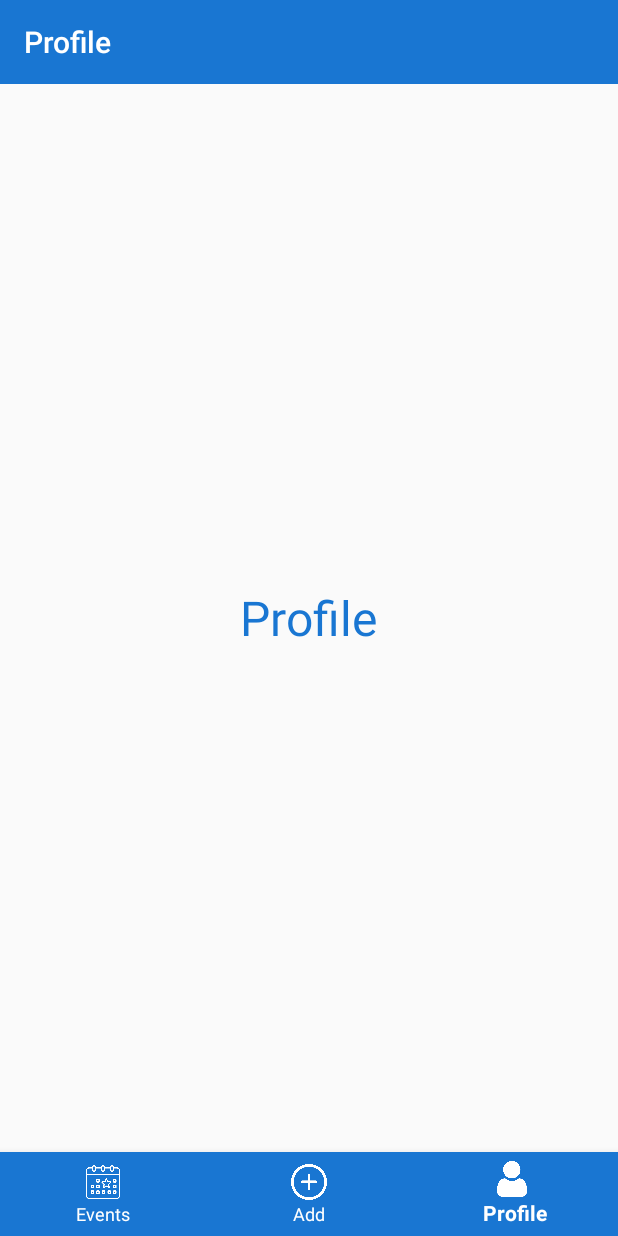
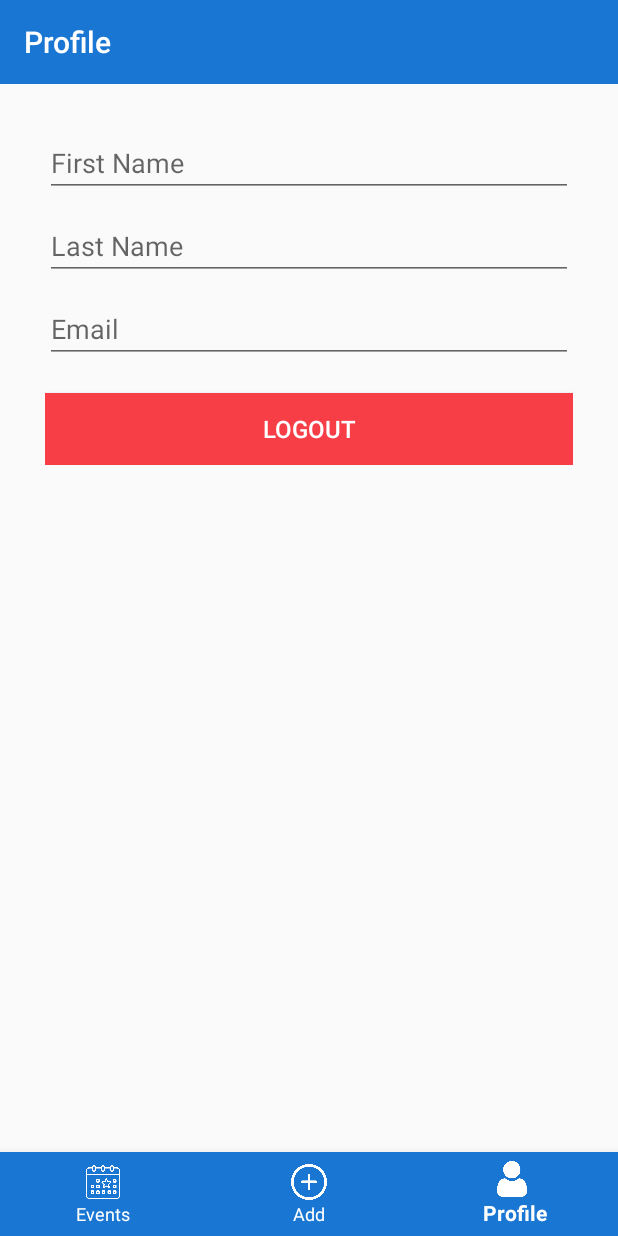
Before and after one commit to Haseeba393/event-log, an Android app: the screen it shows after launch once a user with an empty profile is signed in (Home), item 3 of the bottom bar chosen, on a phone screen of 412 x 824 dp. Run offline under Robolectric (Android 15) with nearby library versions, the phone set to English and light mode, and no system bars; our stand-ins replace Firebase (no records; nobody signed in at launch, a user with empty details on screens opened directly); 3 statements that could not run were skipped.

Commit message:
profile screen completed

```diff
--- a/app/src/main/java/com/example/eventlogging/fragments/Profile.java
+++ b/app/src/main/java/com/example/eventlogging/fragments/Profile.java
@@ -1,61 +1,45 @@
 package com.example.eventlogging.fragments;
 
+import android.content.Intent;
 import android.os.Bundle;
 
+import androidx.annotation.NonNull;
+import androidx.annotation.Nullable;
 import androidx.fragment.app.Fragment;
 
 import android.view.LayoutInflater;
 import android.view.View;
 import android.view.ViewGroup;
+import android.widget.Button;
+import android.widget.EditText;
+import android.widget.LinearLayout;
+import android.widget.ProgressBar;
+import android.widget.Toast;
 
+import com.example.eventlogging.Home;
+import com.example.eventlogging.MainActivity;
 import com.example.eventlogging.R;
+import com.google.firebase.auth.FirebaseAuth;
+import com.google.firebase.auth.FirebaseUser;
+import com.google.firebase.database.DataSnapshot;
+import com.google.firebase.database.DatabaseError;
+import com.google.firebase.database.DatabaseReference;
+import com.google.firebase.database.FirebaseDatabase;
+import com.google.firebase.database.ValueEventListener;
 
-/**
- * A simple {@link Fragment} subclass.
- * Use the {@link Profile#newInstance} factory method to
- * create an instance of this fragment.
- */
+import java.util.HashMap;
+
 public class Profile extends Fragment {
 
-    // TODO: Rename parameter arguments, choose names that match
-    // the fragment initialization parameters, e.g. ARG_ITEM_NUMBER
-    private static final String ARG_PARAM1 = "param1";
-    private static final String ARG_PARAM2 = "param2";
+    // Firebase
+    private FirebaseAuth mAuth;
 
-    // TODO: Rename and change types of parameters
-    private String mParam1;
-    private String mParam2;
-
-    public Profile() {
-        // Required empty public constructor
-    }
-
-    /**
-     * Use this factory method to create a new instance of
-     * this fragment using the provided parameters.
-     *
-     * @param param1 Parameter 1.
-     * @param param2 Parameter 2.
-     * @return A new instance of fragment Profile.
-     */
-    // TODO: Rename and change types and number of parameters
-    public static Profile newInstance(String param1, String param2) {
-        Profile fragment = new Profile();
-        Bundle args = new Bundle();
-        args.putString(ARG_PARAM1, param1);
-        args.putString(ARG_PARAM2, param2);
-        fragment.setArguments(args);
-        return fragment;
-    }
-
-    @Override
-    public void onCreate(Bundle savedInstanceState) {
-        super.onCreate(savedInstanceState);
-        if (getArguments() != null) {
-            mParam1 = getArguments().getString(ARG_PARAM1);
-            mParam2 = getArguments().getString(ARG_PARAM2);
-        }
-    }
+    private LinearLayout profileData;
+    private EditText profileFN;
+    private EditText profileLN;
+    private EditText profileEmail;
+    private Button logoutBtn;
+    private ProgressBar profileLoading;
 
     @Override
     public View onCreateView(LayoutInflater inflater, ViewGroup container,
@@ -63,4 +47,92 @@ public class Profile extends Fragment {
         // Inflate the layout for this fragment
         return inflater.inflate(R.layout.fragment_profile, container, false);
     }
+
+    @Override
+    public void onActivityCreated(@Nullable Bundle savedInstanceState) {
+        super.onActivityCreated(savedInstanceState);
+
+        // Initialize Firebase Auth
+        mAuth = FirebaseAuth.getInstance();
+
+        // Getting user data
+        _getUserData();
+
+        // Initializing Variables
+        profileData = getActivity().findViewById(R.id.profileData);
+        profileFN = getActivity().findViewById(R.id.profileFN);
+        profileLN = getActivity().findViewById(R.id.profileLN);
+        profileEmail = getActivity().findViewById(R.id.profileEmail);
+        logoutBtn = getActivity().findViewById(R.id.logoutBtn);
+        profileLoading = getActivity().findViewById(R.id.profileLoading);
+
+        // Logout Click Listener
+        logoutBtn.setOnClickListener(new View.OnClickListener() {
+            @Override
+            public void onClick(View v) {
+                //Calling Logout Function
+                _logginOut();
+            }
+        });
+
+    }
+
+    // Logout Method
+    public void _logginOut () {
+        mAuth.signOut();
+
+        Intent intent = new Intent(getActivity(), MainActivity.class);
+        intent.setFlags(Intent.FLAG_ACTIVITY_NEW_TASK | Intent.FLAG_ACTIVITY_CLEAR_TASK);
+
+        startActivity(intent);
+
+        // ending current acitivity
+        getActivity().finish();
+    }
+
+    // Fetching user data from firebase realtime database
+    public void _getUserData () {
+
+        try {
+            // Getting User UID
+            FirebaseUser firebaseUser = mAuth.getCurrentUser();
+            String UID = firebaseUser.getUid().toString();
+
+            // Making Database reference
+            String dbRef = "users/" + UID;
+            FirebaseDatabase database = FirebaseDatabase.getInstance();
+            DatabaseReference myRef = database.getReference(dbRef);
+
+            myRef.addValueEventListener(new ValueEventListener() {
+                @Override
+                public void onDataChange(DataSnapshot dataSnapshot) {
+                    // This method is called once with the initial value and again
+                    // whenever data at this location is updated.
+                    HashMap<String, Object> hashmap = (HashMap<String, Object>) dataSnapshot.getValue();
+
+                    // Populating Profile Fields
+                    String fn = hashmap.get("firstname").toString();
+                    String ln = hashmap.get("lastname").toString();
+                    String em = hashmap.get("email").toString();
+
+                    profileFN.setText(fn);
+                    profileLN.setText(ln);
+                    profileEmail.setText(em);
+
+                    // Changing visiblilties
+                    profileLoading.setVisibility(View.GONE);
+                    profileData.setVisibility(View.VISIBLE);
+                }
+
+                @Override
+                public void onCancelled(DatabaseError error) {
+                    // Failed to read value
+                    Toast.makeText(getActivity(),error.getMessage(),Toast.LENGTH_SHORT).show();
+                }
+            });
+        }
+        catch (Exception e){
+            Toast.makeText(getActivity(),e.getMessage(),Toast.LENGTH_SHORT).show();
+        }
+    } // getUserData is ending here
 }
--- a/app/src/main/res/layout/activity_home.xml
+++ b/app/src/main/res/layout/activity_home.xml
@@ -18,7 +18,9 @@
     <FrameLayout
         android:id="@+id/frame_container"
         android:layout_width="match_parent"
-        android:layout_height="match_parent" />
+        android:layout_height="match_parent"
+        android:layout_below="@+id/toolbar"
+        />
 
     <com.google.android.material.bottomnavigation.BottomNavigationView
         android:id="@+id/bottomNavigation"
@@ -29,6 +31,7 @@
         android:layout_alignParentBottom="true"
         app:itemIconTint="@color/whiteColor"
         app:itemTextColor="@color/whiteColor"
+        android:layout_above="@+id/frame_container"
         />
 
 </RelativeLayout>
--- a/app/src/main/res/layout/fragment_profile.xml
+++ b/app/src/main/res/layout/fragment_profile.xml
@@ -1,17 +1,60 @@
 <?xml version="1.0" encoding="utf-8"?>
-<LinearLayout xmlns:android="http://schemas.android.com/apk/res/android"
+<RelativeLayout
+    xmlns:android="http://schemas.android.com/apk/res/android"
     xmlns:tools="http://schemas.android.com/tools"
     android:layout_width="match_parent"
     android:layout_height="match_parent"
     tools:context=".fragments.Profile"
-    android:orientation="vertical"
-    android:gravity="center">
+    android:padding="30dp">
 
-    <TextView
+    <LinearLayout
+        android:id="@+id/profileData"
+        android:layout_width="match_parent"
+        android:layout_height="wrap_content"
+        android:orientation="vertical"
+        android:visibility="gone">
+
+        <EditText
+            android:id="@+id/profileFN"
+            android:layout_width="match_parent"
+            android:layout_height="wrap_content"
+            android:hint="First Name"
+            />
+
+        <EditText
+            android:id="@+id/profileLN"
+            android:layout_width="match_parent"
+            android:layout_height="wrap_content"
+            android:hint="Last Name"
+            android:layout_marginTop="10dp"
+            />
+
+        <EditText
+            android:id="@+id/profileEmail"
+            android:layout_width="match_parent"
+            android:layout_height="wrap_content"
+            android:hint="Email"
+            android:layout_marginTop="10dp"
+            />
+
+        <Button
+            android:id="@+id/logoutBtn"
+            android:layout_width="match_parent"
+            android:layout_height="wrap_content"
+            android:text="@string/logout"
+            android:background="@color/redColor"
+            android:textColor="@color/whiteColor"
+            android:textSize="16dp"
+            android:layout_marginTop="20dp"
+            />
+
+    </LinearLayout>
+
+    <ProgressBar
+        android:id="@+id/profileLoading"
         android:layout_width="wrap_content"
         android:layout_height="wrap_content"
-        android:text="Profile"
-        android:textSize="32dp"
-        android:textColor="@color/backgroundColor"/>
+        android:layout_centerInParent="true"
+        />
 
-</LinearLayout>
+</RelativeLayout>
```
